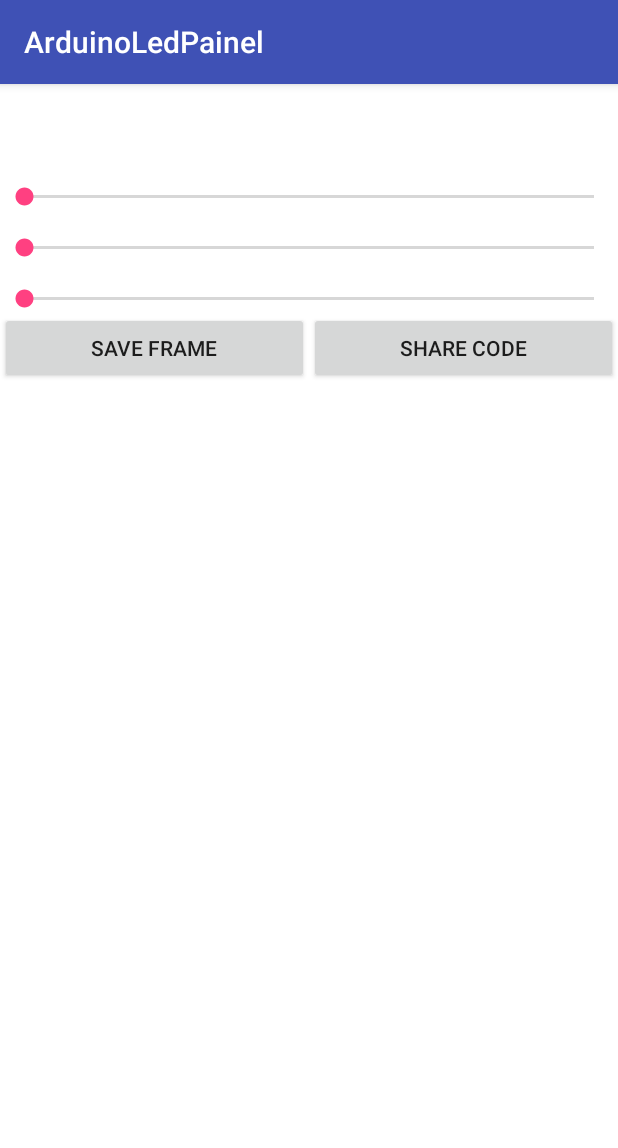
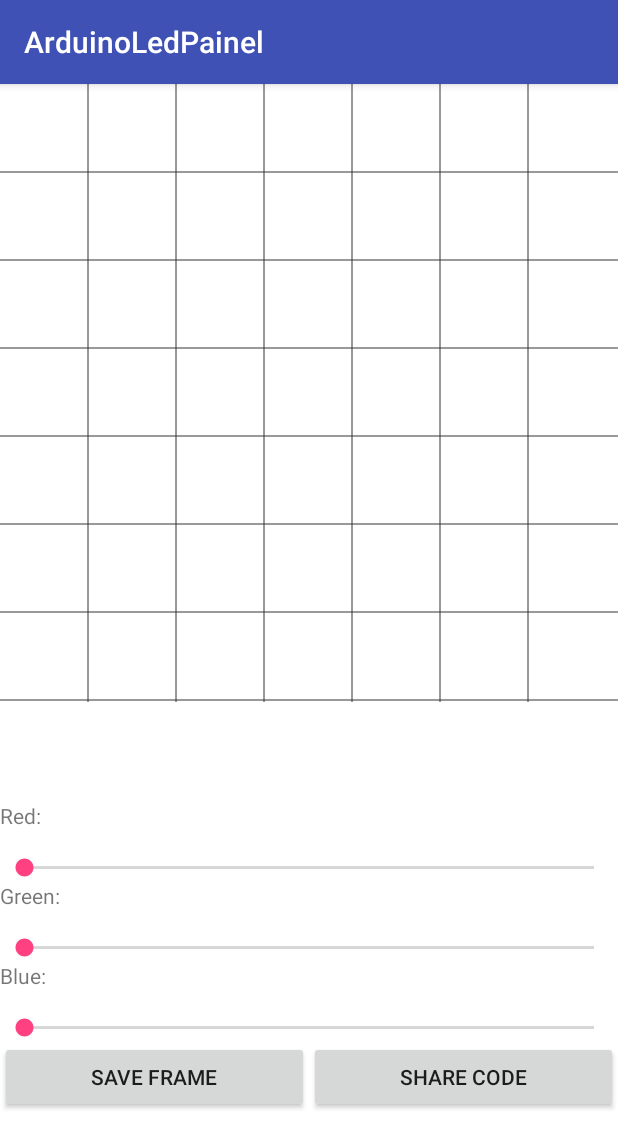
Before and after one commit to gkaffka/arduinoledpanel, an Android app: the screen it shows after launch (FullscreenActivity), on a phone screen of 412 x 824 dp. Shown: the top 1148 px of the screen. Run offline under Robolectric (Android 15) with nearby library versions, the phone set to English and light mode, and no system bars.

Commit message:
Sets the height of the pixelview to be equals the width of the device

```diff
--- a/app/src/main/java/com/android/kaffka/arduinoledpainel/FullscreenActivity.java
+++ b/app/src/main/java/com/android/kaffka/arduinoledpainel/FullscreenActivity.java
@@ -6,6 +6,7 @@ import android.support.annotation.Nullable;
 import android.support.v7.app.AppCompatActivity;
 import android.view.View;
 import android.widget.SeekBar;
+import android.widget.TextView;
 
 import com.android.kaffka.arduinoledpainel.views.PixelGridView;
 
@@ -16,6 +17,7 @@ import com.android.kaffka.arduinoledpainel.views.PixelGridView;
 public class FullscreenActivity extends AppCompatActivity implements SeekBar.OnSeekBarChangeListener {
     private View v;
     private SeekBar red, blue, green;
+    private TextView textRed, textGreen, textBlue;
     private PixelGridView pixelGrid;
 
     @Override
@@ -23,8 +25,10 @@ public class FullscreenActivity extends AppCompatActivity implements SeekBar.OnS
         super.onCreate(savedInstanceState);
         setContentView(R.layout.activity_fullscreen);
         initPixelGrid();
+        initText();
         initSeekBars();
         initColorShower();
+
     }
 
     private void initPixelGrid() {
@@ -46,10 +50,19 @@ public class FullscreenActivity extends AppCompatActivity implements SeekBar.OnS
         v = findViewById(R.id.color_show);
     }
 
+    private void initText(){
+        textRed = (TextView) findViewById(R.id.textRed);
+        textBlue = (TextView) findViewById(R.id.textBlue);
+        textGreen = (TextView) findViewById(R.id.textGreen);
+    }
+
     @Override
     public void onProgressChanged(SeekBar seekBar, int progress, boolean fromUser) {
         v.setBackgroundColor(Color.rgb(red.getProgress(), green.getProgress(), blue.getProgress()));
         pixelGrid.changeColor(Color.rgb(red.getProgress(), green.getProgress(), blue.getProgress()));
+        textRed.setText("Red: "+red.getProgress());
+        textGreen.setText("Green: "+green.getProgress());
+        textBlue.setText("Blue: "+blue.getProgress());
     }
 
     @Override
--- a/app/src/main/java/com/android/kaffka/arduinoledpainel/views/PixelGridView.java
+++ b/app/src/main/java/com/android/kaffka/arduinoledpainel/views/PixelGridView.java
@@ -24,13 +24,12 @@ public class PixelGridView extends View {
 
     public PixelGridView(Context context) {
         this(context, null);
+        init();
     }
 
     public PixelGridView(Context context, AttributeSet attrs) {
         super(context, attrs);
-        blackPaint.setStyle(Paint.Style.FILL_AND_STROKE);
-        gridPaint.setStyle(Paint.Style.FILL_AND_STROKE);
-        gridPaint.setColor(Color.rgb(50,50,50));
+        init();
     }
 
     public void setNumColumns(int numColumns) {
@@ -75,14 +74,13 @@ public class PixelGridView extends View {
         for (int i = 0; i < numRows; i++)
             for (int j = 0; j < numColumns; j++)
                 cellChecked[i][j] = new Cell(null, false);
-
+        this.getLayoutParams().height = getResources().getDisplayMetrics().widthPixels;
         invalidate();
     }
 
     @Override
     protected void onDraw(Canvas canvas) {
         canvas.drawColor(Color.WHITE);
-
 
         if (numColumns == 0 || numRows == 0 || cellChecked == null) {
             return;
@@ -128,4 +126,16 @@ public class PixelGridView extends View {
 
         return true;
     }
+
+    private void init() {
+        blackPaint.setStyle(Paint.Style.FILL_AND_STROKE);
+        gridPaint.setStyle(Paint.Style.FILL_AND_STROKE);
+        gridPaint.setColor(Color.rgb(50, 50, 50));
+
+    }
+
+    public Cell[][] getCells() {
+        return cellChecked;
+    }
+
 }
--- a/app/src/main/res/layout/activity_fullscreen.xml
+++ b/app/src/main/res/layout/activity_fullscreen.xml
@@ -1,8 +1,8 @@
 <ScrollView xmlns:android="http://schemas.android.com/apk/res/android"
             xmlns:tools="http://schemas.android.com/tools"
             android:layout_width="match_parent"
-            android:background="@android:color/white"
-            android:layout_height="match_parent">
+            android:layout_height="match_parent"
+            android:background="@android:color/white">
 
     <LinearLayout xmlns:android="http://schemas.android.com/apk/res/android"
                   xmlns:tools="http://schemas.android.com/tools"
@@ -20,7 +20,15 @@
         <View
             android:id="@+id/color_show"
             android:layout_width="match_parent"
-            android:layout_height="50dp"/>
+            android:layout_height="50dp"
+            android:layout_marginTop="8dp"/>
+
+        <TextView
+            android:id="@+id/textRed"
+            android:layout_width="wrap_content"
+            android:layout_height="wrap_content"
+            android:layout_marginTop="8dp"
+            android:text="Red: "/>
 
         <SeekBar
             android:id="@+id/seekRed"
@@ -29,12 +37,24 @@
             android:layout_marginTop="16dp"
             android:max="255"/>
 
+        <TextView
+            android:id="@+id/textGreen"
+            android:layout_width="wrap_content"
+            android:layout_height="wrap_content"
+            android:text="Green: "/>
+
         <SeekBar
             android:id="@+id/seekGreen"
             android:layout_width="match_parent"
             android:layout_height="wrap_content"
             android:layout_marginTop="16dp"
             android:max="255"/>
+
+        <TextView
+            android:id="@+id/textBlue"
+            android:layout_width="wrap_content"
+            android:layout_height="wrap_content"
+            android:text="Blue: "/>
 
         <SeekBar
             android:id="@+id/seekBlue"
```
